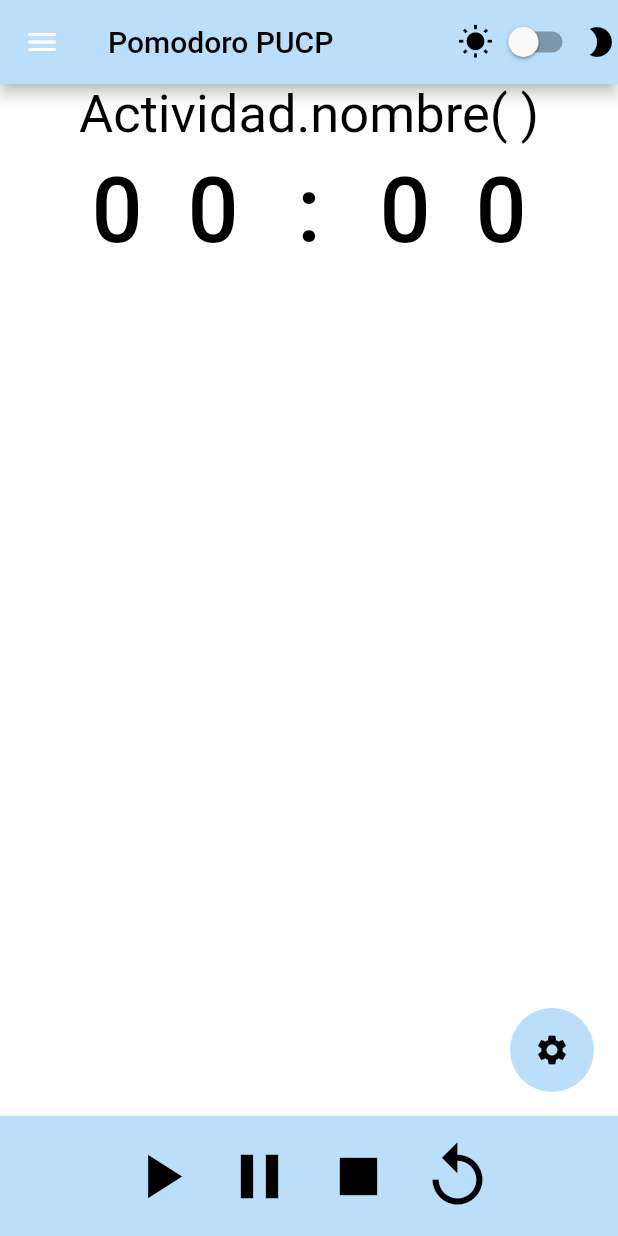
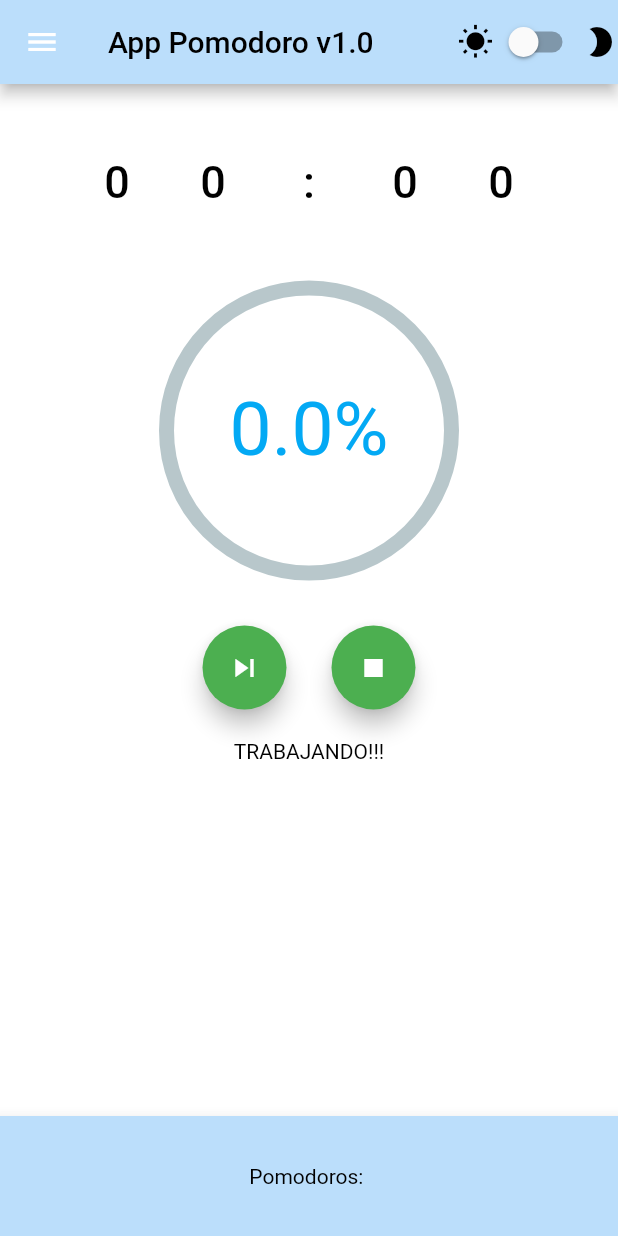
Before and after one commit to robertocarlosmm/MiPomodoroApp, a Flutter app: the screen it shows after launch, after a tap on the "play arrow" icon, on a phone screen of 412 x 824 dp. Run offline on Flutter 3.47's test engine with Material 2 defaults, Android fonts, the light colour scheme and no system bars; drawn by our look-alikes of percent_indicator; our stand-ins replace shared_preferences.

Commit message:
problema del java

```diff
--- a/lib/main.dart
+++ b/lib/main.dart
@@ -1,7 +1,12 @@
 import 'package:flutter/material.dart';
 import 'package:provider/provider.dart';
+import 'dart:async';
 import 'package:pomodoro_flutter/providers/theme.dart';
 import 'package:pomodoro_flutter/models/theme_preferences.dart';
+import 'package:percent_indicator/percent_indicator.dart';
+
+
+enum PomodoroState {getReady,pomodoro,shortBreak,longBreak}
 
 void main() {
   runApp(MyApp());
@@ -50,14 +55,100 @@
 }
 
 class _HomePageState extends State<HomePage> {
-  int min10, min, seg10, seg;
+  int min10, min, seg10, seg, contador, maxpom,tiempopom;
+  bool indicador,descanso,fin;
+  double percent;
   @override
   void initState() {
     min10 = 0;
     min = 0;
     seg10 = 0;
     seg = 0;
+    contador = 0;
+    tiempopom = 0;
+    maxpom = 0;
+    indicador = false;
+    descanso=false;
+    fin=false;
+    percent=0;
     super.initState();
+  }
+
+  Timer timer;
+  _StartTimer(){
+    int Time=indicador?(descanso?5*60:tiempopom):0;
+    int cuentaTiempo=0;
+    double segPercent=(Time/100);
+    timer = Timer.periodic(Duration(seconds: 1), (timer){
+      print(Time);
+        if(Time>0){
+          Time--;
+          if(Time%segPercent==0){
+            if(percent<1){
+              percent+=0.1;
+            }
+            else{
+              percent=1;
+            }
+          }
+        }
+        else{
+            percent=0;
+            //Time=indicador?(descanso?5*60:tiempopom):0;
+            timer.cancel();
+            nextPomodoro();
+          }
+    });
+  }
+
+  enPlay(){
+    tiempopom=(min10*10+min)*60 + seg10*10+seg;
+    indicador=true;
+    _StartTimer();
+  }
+
+  enStop(){
+    indicador=false;
+    descanso=false;
+    cero();
+  }
+
+  devuelveValor(){
+    min10=(tiempopom~/60)~/10;
+    min=(tiempopom~/60)%10;
+    seg10=(tiempopom-(min10*10+min)*60)~/10;
+    seg=(tiempopom-(min10*10+min)*60)%10;
+  }
+
+  valorDescanso(){
+    min10=0;
+    min=5;
+    seg10=0;
+    seg=0;
+  }
+
+  nextPomodoro(){
+    if(!descanso){//estaba en modo pomodoro
+      contador++;
+      maxpom--;
+    }
+    descanso=!descanso;
+    descanso?valorDescanso():devuelveValor();
+    if(maxpom==0){
+        cero();
+        indicador=false;
+        descanso=false;
+      }
+    _StartTimer();
+  }
+
+  incPom(){
+    maxpom++;
+    if(maxpom==6)maxpom--;
+  }
+
+  decPom(){
+    (maxpom>0)?maxpom--:maxpom=0;
   }
 
   incSeg() {
@@ -122,12 +213,14 @@
   @override
   Widget build(BuildContext context) {
     final currentTheme = Provider.of<ThemeProvider>(context);
+    final size = 200.0;
+    final pi = 3.14159265;
     return Scaffold(
       backgroundColor:
           currentTheme.isDarkTheme() ? Color(0xff2a293d) : Colors.white,
       appBar: AppBar(
         title: Text(
-          widget.title,
+          "App Pomodoro v1.0",
           style: TextStyle(
             color: currentTheme.isDarkTheme() ? Colors.white : Colors.black,
           ),
@@ -157,15 +250,12 @@
       ),
       body: Center(
         child: Column(
+          mainAxisAlignment: MainAxisAlignment.start,
           children: [
-            Text(
-              "Actividad.nombre( )",
-              style: TextStyle(
-                fontSize: 35.0,
-                color: currentTheme.isDarkTheme() ? Colors.white : Colors.black,
-              ),
-            ),
-            Row(
+            Container(
+              padding: EdgeInsets.all(20.0),
+              margin: EdgeInsets.all(20.0),
+              child: Row(
                 mainAxisAlignment: MainAxisAlignment.center,
                 children: [
                   TextButton(
@@ -175,7 +265,7 @@
                     child: Text(
                       '$min10',
                       style: TextStyle(
-                      fontSize: 60.0,
+                        fontSize: 30.0,
                         color: currentTheme.isDarkTheme()
                             ? Colors.white
                             : Colors.black,
@@ -189,7 +279,7 @@
                       child: Text(
                         '$min',
                         style: TextStyle(
-                        fontSize: 60.0,
+                          fontSize: 30.0,
                           color: currentTheme.isDarkTheme()
                               ? Colors.white
                               : Colors.black,
@@ -198,9 +288,9 @@
                   TextButton(
                       onPressed: () {},
                       child: Text(
-                      ' : ',
+                        ':',
                         style: TextStyle(
-                        fontSize: 60.0,
+                          fontSize: 30.0,
                           color: currentTheme.isDarkTheme()
                               ? Colors.white
                               : Colors.black,
@@ -213,7 +303,7 @@
                       child: Text(
                         '$seg10',
                         style: TextStyle(
-                        fontSize: 60.0,
+                          fontSize: 30.0,
                           color: currentTheme.isDarkTheme()
                               ? Colors.white
                               : Colors.black,
@@ -226,7 +316,7 @@
                       child: Text(
                         '$seg',
                         style: TextStyle(
-                        fontSize: 60.0,
+                          fontSize: 30.0,
                           color: currentTheme.isDarkTheme()
                               ? Colors.white
                               : Colors.black,
@@ -234,20 +324,114 @@
                       )),
                 ],
               ),
+            ),
+            SizedBox(
+              height: 200.0,
+              width: 200.0,
+              child: Stack(
+                fit: StackFit.expand,
+                children: [
+                  CircularPercentIndicator(
+                    percent: percent,
+                    animation: true,
+                    animateFromLastPercent: true,
+                    radius: 200.0,
+                    lineWidth: 10.0,
+                    progressColor: currentTheme.isDarkTheme()
+                              ? Colors.white
+                              : Colors.black,
+                    center: Text("$percent%",
+                            style: TextStyle(
+                            fontSize: 50.0,
+                            color: currentTheme.isDarkTheme()
+                                ? Colors.blueGrey
+                                : Colors.lightBlue,
+                          ),
+                        ),
+                  ),
                 ],
-        )
               ),
-      floatingActionButton: FloatingActionButton(
+            ),
+            SizedBox(
+                  height: 30.0,
+                ),
+            Row(
+              mainAxisAlignment: MainAxisAlignment.center,
+              children: [
+                FloatingActionButton(
+                  backgroundColor: Colors.green,
+                  //isActive?Icons.pause:Icons.play_arrow
+                  child: Icon(indicador?Icons.skip_next:Icons.play_arrow),
+                  onPressed: () {
+                        indicador?setState(nextPomodoro):setState(enPlay);
+                      },
+                ),
+                SizedBox(
+                  width: indicador?30.0:0,
+                ),
+
+                indicador?FloatingActionButton(
+                  backgroundColor: Colors.green,
+                  child: Icon(Icons.stop),
+                  onPressed: () {
+                        setState(enStop);
+                      },
+                ):Container()
+              ],
+            ),
+            SizedBox(
+                  height: 20.0,
+                ),
+            SizedBox(
+              height: 40.0,
+              child: indicador?Text(
+                descanso?"DESCANSANDO...":"TRABAJANDO!!!",
+                style: TextStyle(
+                  color: currentTheme.isDarkTheme() ? Colors.white : Colors.black,
+                ),
+              ):Container()
+            ),
+            SizedBox(
+                  height: indicador?20.0:0,
+                ),
+            !indicador?Row(
+              mainAxisAlignment: MainAxisAlignment.center,
+              children: [
+                FloatingActionButton(
                   child: Icon(
-          Icons.settings,
+                    Icons.arrow_circle_up_rounded,
                     color: currentTheme.isDarkTheme() ? Colors.white : Colors.black ,
                   ),
                   backgroundColor:
                       currentTheme.isDarkTheme() ? Colors.blue[400] : Colors.blue[100],
                   elevation: 0,
                   highlightElevation: 0,
-        onPressed: () {},
+                  onPressed: () {
+                        setState(incPom);
+                      },
                 ),
+                SizedBox(
+                  width: 30.0,
+                ),
+                FloatingActionButton(
+                  child: Icon(
+                    Icons.arrow_circle_down_rounded,
+                    color: currentTheme.isDarkTheme() ? Colors.white : Colors.black ,
+                  ),
+                  backgroundColor:
+                      currentTheme.isDarkTheme() ? Colors.blue[400] : Colors.blue[100],
+                  elevation: 0,
+                  highlightElevation: 0,
+                  onPressed: () {
+                        setState(decPom);
+                      },
+                ),
+              ],
+            ):Container(),
+          ],
+        )
+      ),
+
       drawer: Drawer(
         child: ListView(
           children: <Widget>[
@@ -292,32 +476,42 @@
           child: Row(
             mainAxisAlignment: MainAxisAlignment.center,
             children: <Widget>[
-              IconButton(
-                  icon: Icon(Icons.play_arrow),
+              Text(
+                "Pomodoros: ",
+                style: TextStyle(
+                  color: currentTheme.isDarkTheme() ? Colors.white : Colors.black,
+                ),
+              ),
+              maxpom>0?IconButton(
+                  icon: Icon(Icons.airline_seat_recline_normal_rounded),
                   onPressed: () {},
                   color:
                       currentTheme.isDarkTheme() ? Colors.white : Colors.black,
-                  iconSize: 50),
-              IconButton(
-                  icon: Icon(Icons.pause),
+                  iconSize: 50):Container(),
+              maxpom>1?IconButton(
+                  icon: Icon(Icons.airline_seat_recline_normal_rounded),
                   onPressed: () {},
                   color:
                       currentTheme.isDarkTheme() ? Colors.white : Colors.black,
-                  iconSize: 50),
-              IconButton(
-                  icon: Icon(Icons.stop),
+                  iconSize: 50):Container(),
+              maxpom>2?IconButton(
+                  icon: Icon(Icons.airline_seat_recline_normal_rounded),
                   onPressed: () {},
                   color:
                       currentTheme.isDarkTheme() ? Colors.white : Colors.black,
-                  iconSize: 50),
-              IconButton(
-                  icon: Icon(Icons.replay_outlined),
-                  onPressed: () {
-                    setState(cero);
-                  },
+                  iconSize: 50):Container(),
+              maxpom>3?IconButton(
+                  icon: Icon(Icons.airline_seat_recline_normal_rounded),
+                  onPressed: () {},
                   color:
                       currentTheme.isDarkTheme() ? Colors.white : Colors.black,
-                  iconSize: 50)
+                  iconSize: 50):Container(),
+              maxpom>4?IconButton(
+                  icon: Icon(Icons.airline_seat_recline_normal_rounded),
+                  onPressed: () {},
+                  color:
+                      currentTheme.isDarkTheme() ? Colors.white : Colors.black,
+                  iconSize: 50):Container(),
             ],
           ),
         ),
--- a/pubspec.yaml
+++ b/pubspec.yaml
@@ -26,6 +26,7 @@
   cupertino_icons: ^1.0.2
   provider: ^5.0.0
   shared_preferences: ^2.0.6
+  percent_indicator: "^2.1.7+2"
 
 dev_dependencies:
   flutter_test:
```
Also changed, not shown: pubspec.lock. Lines whose indentation alone changed are shown as unchanged.
